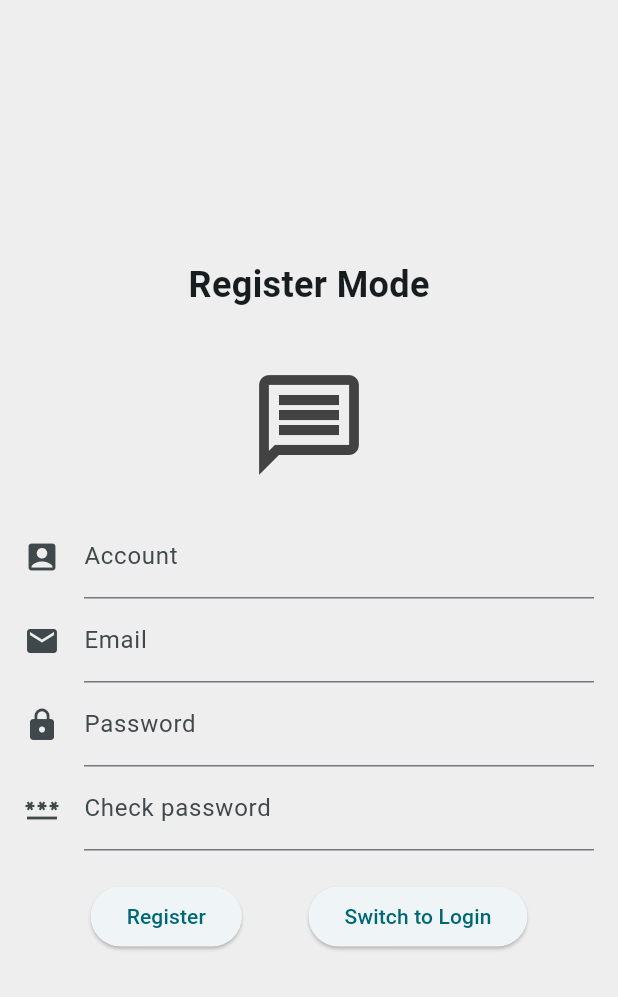
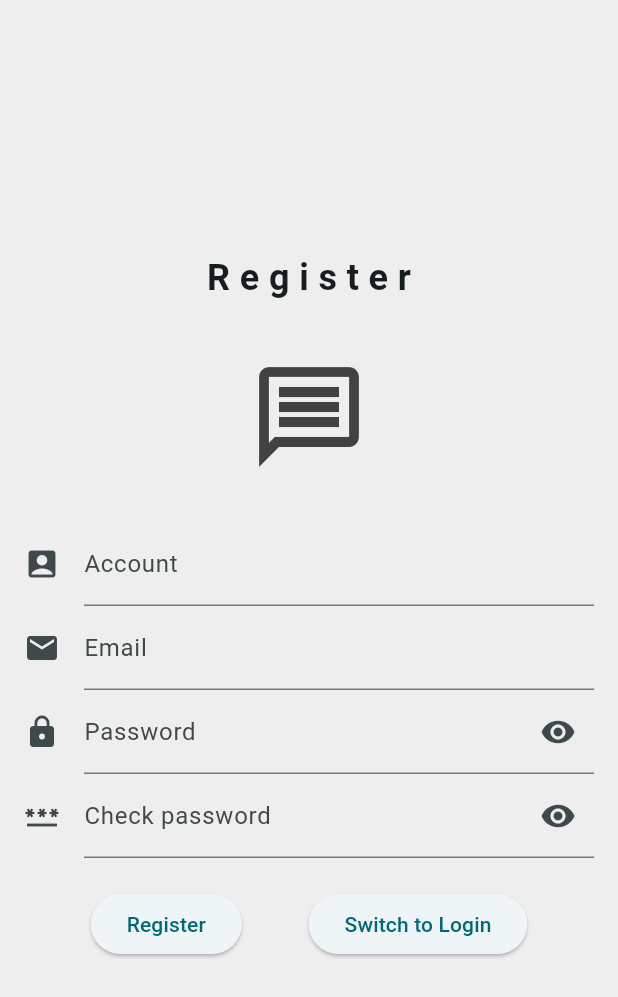
Before and after one commit to fanice1998/ruruChart, a Flutter app: the screen it shows after launch, after a tap on "Switch to Register", on a phone screen of 412 x 824 dp. Shown: the top 997 px of the screen. Run offline on Flutter 3.47's test engine with Material 3 defaults, Android fonts, the phone set to English and light mode, and no system bars; our stand-ins replace logger.

Commit message:
update loginPage.dart to login_page.dart loginContainer

```diff
--- a/flutter/client/lib/loginPage/loginPage.dart
+++ b/flutter/client/lib/loginPage/login_page.dart
@@ -2,11 +2,16 @@ import 'package:flutter/material.dart';
 import 'package:logger/logger.dart';
 
 class LoginPage extends StatefulWidget {
+
+  const LoginPage({
+    super.key,
+  });
+
   @override
-  _LoginPageState createState() => _LoginPageState();
+  LoginPageState createState() => LoginPageState();
 }
 
-class _LoginPageState extends State<LoginPage> {
+class LoginPageState extends State<LoginPage> {
   bool _isRegistering = false;
   final logger = Logger();
 
@@ -28,10 +33,10 @@ class _LoginPageState extends State<LoginPage> {
               mainAxisAlignment: MainAxisAlignment.center,
               children: [
                 Text(
-                  _isRegistering ? 'Register Mode' : 'Login Mode',
-                  style: TextStyle(fontSize: 24, fontWeight: FontWeight.bold),
+                  _isRegistering ? 'R e g i s t e r' : 'L o g i n',
+                  style: const TextStyle(fontSize: 24, fontWeight: FontWeight.bold),
                 ),
-                SizedBox(height: 20),
+                const SizedBox(height: 20),
                 SigninPage(
                   isRegistering: _isRegistering,
                   onRegisterChanged: _toggleRegister,
@@ -49,23 +54,47 @@ class SigninPage extends StatefulWidget {
   final bool isRegistering;
   final ValueChanged<bool> onRegisterChanged;
 
-  SigninPage({required this.isRegistering, required this.onRegisterChanged});
+  const SigninPage({
+    required this.isRegistering,
+    required this.onRegisterChanged,
+    super.key,
+    });
 
   @override
-  _SigninPageState createState() => _SigninPageState();
+  SigninPageState createState() => SigninPageState();
 }
 
-class _SigninPageState extends State<SigninPage> {
+class SigninPageState extends State<SigninPage> {
   final logger = Logger();
   final TextEditingController _accountController = TextEditingController();
   final TextEditingController _passwordController = TextEditingController();
+  final TextEditingController _emailController = TextEditingController();
+  final TextEditingController _confirmPasswordController = TextEditingController();
   bool _obscureText = true;
+
+    void _cleanController() {
+    setState(() {
+      _accountController.text = "";
+      _passwordController.text = "";
+      _emailController.text = "";
+      _confirmPasswordController.text = "";
+      logger.d("Account: ${_accountController.text} \nPassword: ${_passwordController.text} \nEmail: ${_emailController.text} \n_ConfirmPassword: ${_confirmPasswordController.text}");
+    });
+  }
 
   @override
   void dispose() {
     _accountController.dispose();
     _passwordController.dispose();
+    _emailController.dispose();
+    _confirmPasswordController.dispose();
     super.dispose();
+  }
+
+  void _togglePasswordVisibility() {
+    setState(() {
+      _obscureText = !_obscureText;
+    });
   }
 
   @override
@@ -81,36 +110,22 @@ class _SigninPageState extends State<SigninPage> {
             color: Colors.grey.shade800,
           ),
           const SizedBox(height: 20),
-          widget.isRegistering ? RegisterContainer() : Column(
+          widget.isRegistering ?
+          // RegisterContainer()
+          Column(
             children: [
-          TextField(
-            controller: _accountController,
-            decoration: const InputDecoration(
-              icon: Icon(Icons.account_box),
-              labelText: 'Account',
-              hintText: 'Enter your username or email',
-            ),
-          ),
-          const SizedBox(height: 10),
-          TextField(
-            controller: _passwordController,
-            obscureText: _obscureText,
-            decoration: InputDecoration(
-              icon: const Icon(Icons.lock),
-              labelText: 'Password',
-              hintText: 'Enter your password',
-              suffixIcon: IconButton(
-                icon: Icon(
-                    _obscureText ? Icons.visibility : Icons.visibility_off),
-                onPressed: () {
-                  setState(() {
-                    _obscureText = !_obscureText;
-                  });
-                },
-              ),
-            ),
-            keyboardType: TextInputType.visiblePassword,
-          ),
+              const SizedBox(height: 10),
+              InputBoxContainer(customIcon: const Icon(Icons.account_box), labelText: "Account", hintText: "Enter your account", controller: _accountController),
+              InputBoxContainer(customIcon: const Icon(Icons.email), labelText: "Email", hintText: "Enter your email", controller: _passwordController),
+              InputBoxContainer(customIcon: const Icon(Icons.lock), labelText: "Password", hintText: "Enter your password", isPassword: true, controller: _emailController),
+              InputBoxContainer(customIcon: const Icon(Icons.password), labelText: "Check password", hintText: "Check your password", isPassword: true, controller: _confirmPasswordController),
+            ],
+          )
+          : Column(
+            children: [
+              const SizedBox(height: 10),
+              InputBoxContainer(customIcon: const Icon(Icons.account_box), labelText: "Account", hintText: "Enter your username or email", controller: _accountController,),
+              InputBoxContainer(customIcon: const Icon(Icons.lock), labelText: "Password", hintText: "Enter your password", isPassword: true, controller: _passwordController, onVisibilityToggle: _togglePasswordVisibility,),
             ],
           ),
           const SizedBox(height: 20),
@@ -122,6 +137,9 @@ class _SigninPageState extends State<SigninPage> {
                 onPressed: () {
                   logger.d("Account: ${_accountController.text}");
                   logger.d("Password: ${_passwordController.text}");
+                  widget.isRegistering
+                  ?logger.d("Account: ${_accountController.text} \nPassword: ${_passwordController.text} \nEmail: ${_emailController.text} \n_ConfirmPassword: ${_confirmPasswordController.text}")
+                  :logger.d("Account: ${_accountController.text}\nPassword: ${_passwordController.text}");
                   // 在这里添加登录或注册逻辑
                 },
               ),
@@ -130,6 +148,7 @@ class _SigninPageState extends State<SigninPage> {
                     ? 'Switch to Login'
                     : 'Switch to Register'),
                 onPressed: () {
+                  _cleanController();
                   widget.onRegisterChanged(!widget.isRegistering);
                 },
               ),
@@ -141,45 +160,31 @@ class _SigninPageState extends State<SigninPage> {
   }
 }
 
-class RegisterContainer extends StatelessWidget {
-  const RegisterContainer({Key? key}) : super(key: key);
-
-  Widget build(BuildContext context) {
-    return SizedBox(
-      width: MediaQuery.of(context).size.width,
-      child: const Column(
-        children: [
-          InputBoxContainer(customIcon: Icon(Icons.account_box), labelText: "Account", hintText: "Enter your account"),
-          InputBoxContainer(customIcon: Icon(Icons.email), labelText: "Email", hintText: "Enter your email"),
-          InputBoxContainer(customIcon: Icon(Icons.lock), labelText: "Password", hintText: "Enter your password"),
-          InputBoxContainer(customIcon: Icon(Icons.password), labelText: "Check password", hintText: "Check your password")
-        ],
-      ),
-    );
-  }
-}
-
 class InputBoxContainer extends StatelessWidget {
   final Widget customIcon;
   final String labelText;
   final String hintText;
   final bool isPassword;
+  final bool obscureText;
   final TextEditingController? controller;
+  final VoidCallback? onVisibilityToggle;
 
   const InputBoxContainer({
-    Key? key,
+    super.key,
     required this.customIcon,
     required this.labelText,
     required this.hintText,
+    required this.controller,
     this.isPassword = false,
-    this.controller,
-  }) : super(key: key);
+    this.obscureText = false,
+    this.onVisibilityToggle,
+  });
 
   @override
   Widget build(BuildContext context) {
     return TextField(
       controller: controller,
-      obscureText: isPassword,
+      obscureText: obscureText,
       decoration: InputDecoration(
         icon: customIcon,
         labelText: labelText,
@@ -187,11 +192,9 @@ class InputBoxContainer extends StatelessWidget {
         suffixIcon: isPassword
             ? IconButton(
                 icon: Icon(
-                  isPassword ? Icons.visibility : Icons.visibility_off,
+                  obscureText ? Icons.visibility_off : Icons.visibility,
                 ),
-                onPressed: () {
-                  // 如果需要切换密码可见性，你需要在父widget中处理这个逻辑
-                },
+                onPressed: onVisibilityToggle,
               )
             : null,
       ),
--- a/flutter/client/lib/main.dart
+++ b/flutter/client/lib/main.dart
@@ -1,6 +1,5 @@
-import 'package:flutter/cupertino.dart';
 import 'package:flutter/material.dart';
-import 'package:client/loginPage/loginPage.dart';
+import 'package:client/loginPage/login_page.dart';
 
 void main() {
   runApp(const MyApp());
@@ -19,7 +18,7 @@ class MyApp extends StatelessWidget {
             seedColor: const Color.fromARGB(255, 255, 255, 255)),
         useMaterial3: true,
       ),
-      home: StartPage(),
+      home:const StartPage(),
     );
   }
 }
@@ -37,14 +36,15 @@ class _StartPage extends State<StartPage> {
     super.initState();
 
     // 使用 Future.delayed 延遲三秒後執行
-    Future.delayed(Duration(seconds: 3), () {
+    Future.delayed(const Duration(seconds: 3), () {
       Navigator.push(
         context,
-        MaterialPageRoute(builder: (context) => LoginPage()),
+        MaterialPageRoute(builder: (context) => const LoginPage()),
       );
     });
   }
 
+  @override
   Widget build(BuildContext context) {
     return Scaffold(
         backgroundColor: Colors.grey.shade200,
```
